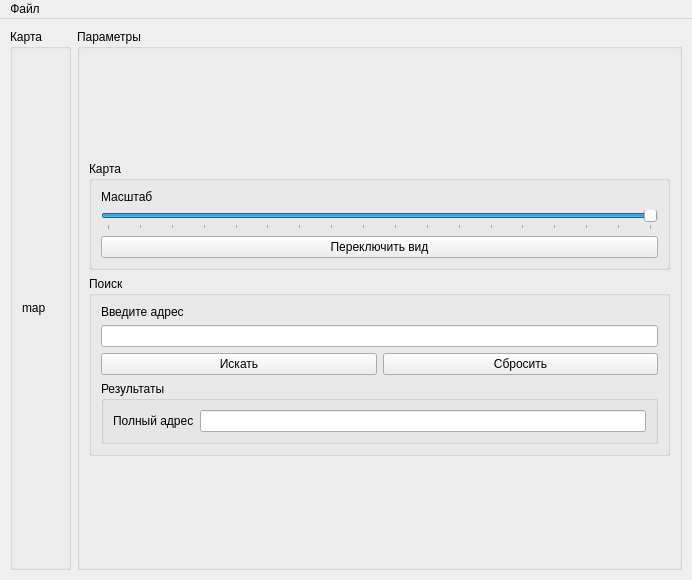
First picture: the form in MainWindow.ui, repository AquaUseful/yanlic-bigyamaps, before the edit.
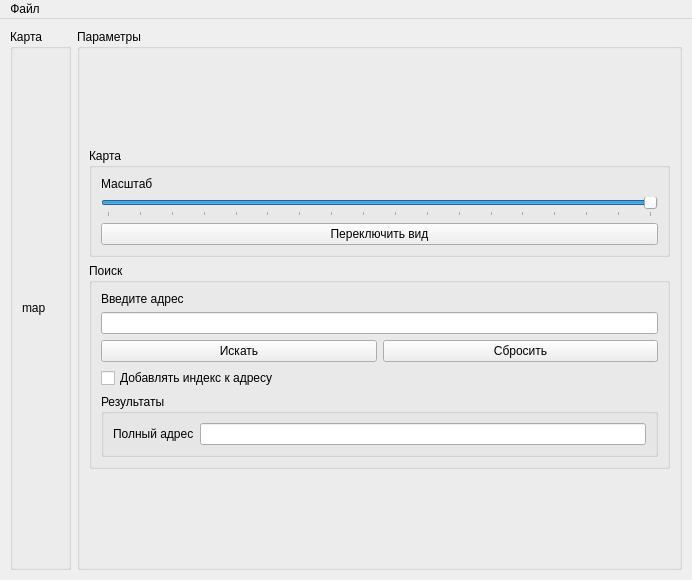
Second picture: the form after the edit.

Commit message: Add postal code search & fixes

The edit to the form file:
```diff
--- a/MainWindow.ui
+++ b/MainWindow.ui
@@ -157,6 +157,13 @@
             </item>
            </layout>
           </item>
+          <item>
+           <widget class="QCheckBox" name="checkBox_add_index">
+            <property name="text">
+             <string>Добавлять индекс к адресу</string>
+            </property>
+           </widget>
+          </item>
           <item>
            <widget class="QGroupBox" name="groupBox_5">
             <property name="title">
```
The commit also changes 1 other file.
